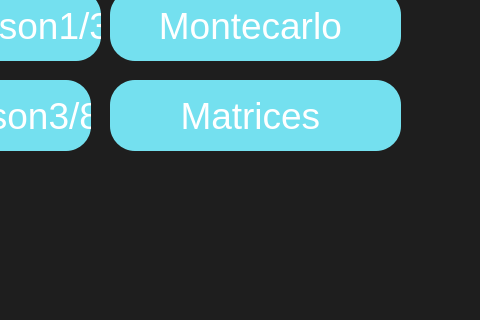
Qt form Choose.ui (XMunteR/Calculadora) before a commit; both pictures show x 520 to 1000 and y 380 to 700 of the 1000 by 700 pixel window.
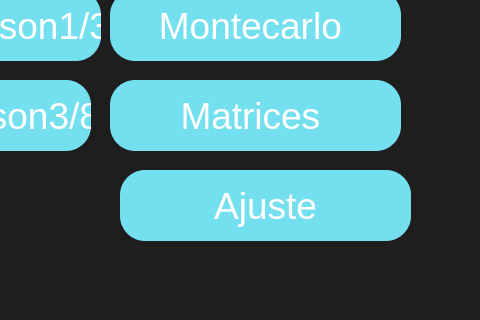
The same form after that commit. Icons and pictures are not drawn.

What changed in the file:
```diff
--- a/Choose.ui
+++ b/Choose.ui
@@ -331,6 +331,22 @@
      <string>Matrices </string>
     </property>
    </widget>
+   <widget class="QPushButton" name="AjusteButton">
+    <property name="geometry">
+     <rect>
+      <x>640</x>
+      <y>550</y>
+      <width>291</width>
+      <height>71</height>
+     </rect>
+    </property>
+    <property name="styleSheet">
+     <string notr="true">font:37px;</string>
+    </property>
+    <property name="text">
+     <string>Ajuste</string>
+    </property>
+   </widget>
   </widget>
  </widget>
  <resources>
```
